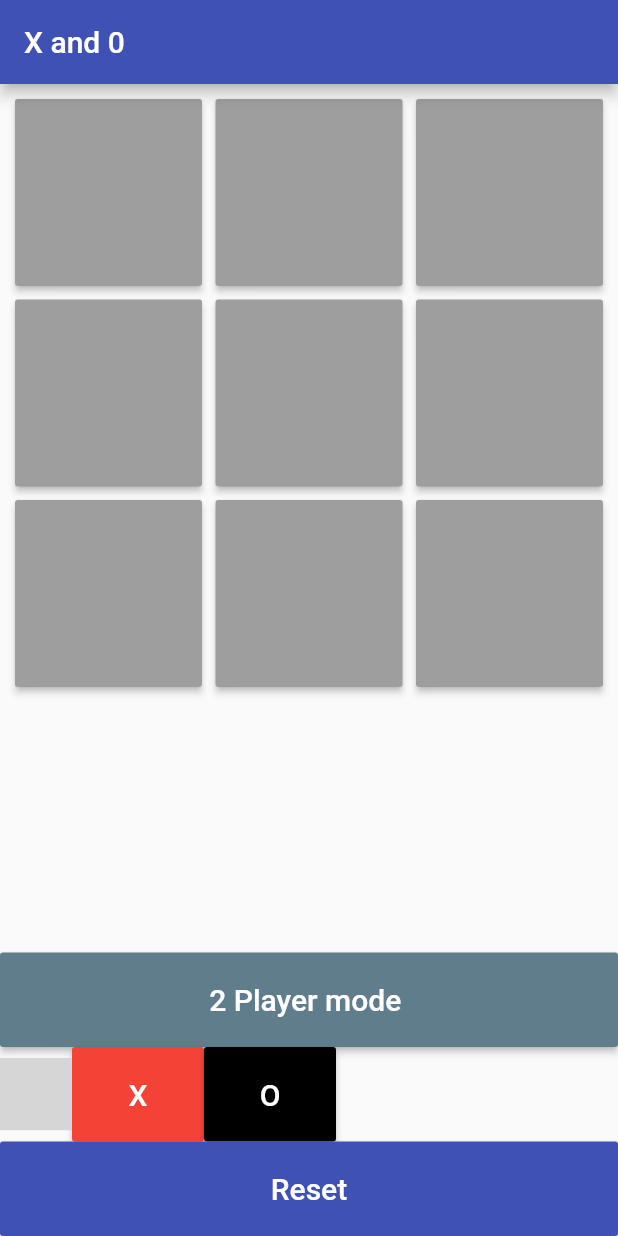
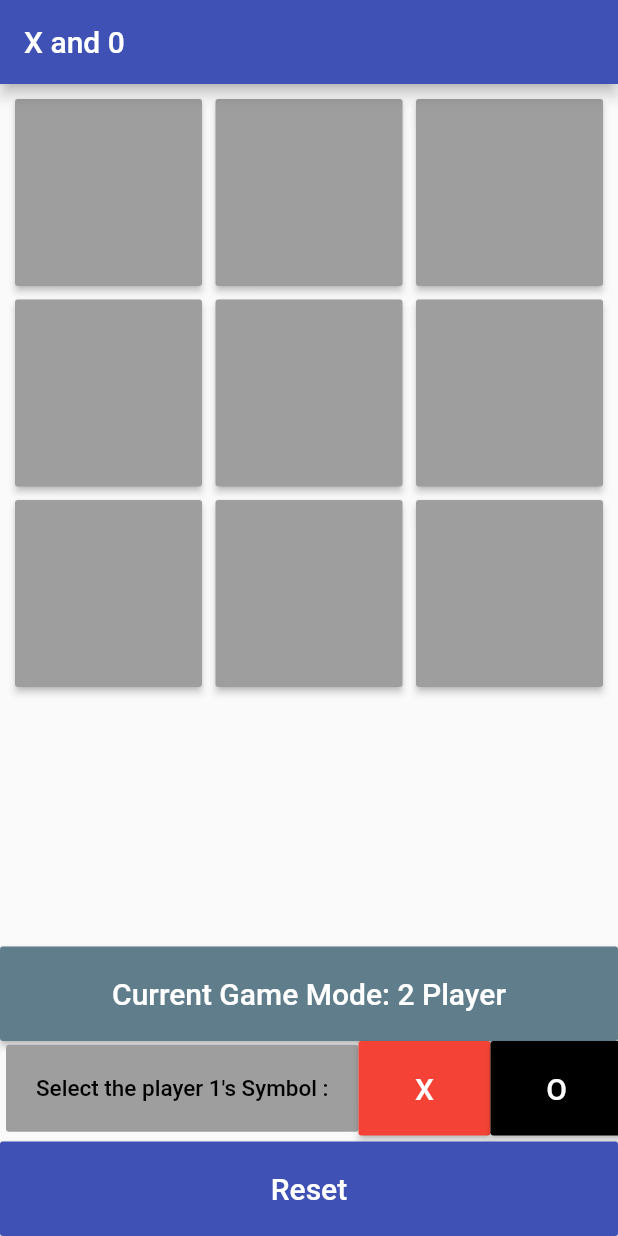
Before and after one commit to parthg48/tictactoe_flutter, a Flutter app: the screen it shows after launch, on a phone screen of 412 x 824 dp. Run offline on Flutter 3.47's test engine with Material 2 defaults, Android fonts, the phone set to English and light mode, and no system bars; grey boxes are pictures that could not be loaded.

```diff
--- a/lib/homepage.dart
+++ b/lib/homepage.dart
@@ -173,7 +173,7 @@ class _HomePageState extends State<HomePage> {
   @override
   Widget build(BuildContext context) {
     var text2 = new Text(
-      flag == 1 ? "1 Player mode" : "2 Player mode ",
+      flag == 1 ? "Current Game Mode: 1 Player" : "Current Game Mode: 2 Player",
       style: new TextStyle(color: Colors.white, fontSize: 20.0),
     );
     return new Scaffold(
@@ -222,7 +222,7 @@ class _HomePageState extends State<HomePage> {
             ),
             Row(
               children: [
-                Padding(padding: 10.0)
+                Padding(padding: const EdgeInsets.all(2.0)),
                 Container(
                   child: new FlatButton(
                     child: new Text(
@@ -256,6 +256,7 @@ class _HomePageState extends State<HomePage> {
                 )
               ],
             ),
+            Padding(padding: const EdgeInsets.all(2.0)),
             new RaisedButton(
               child: new Text(
                 "Reset",
```
Also changed, not shown: lib/comp.dart (added, +42 -0 lines).
